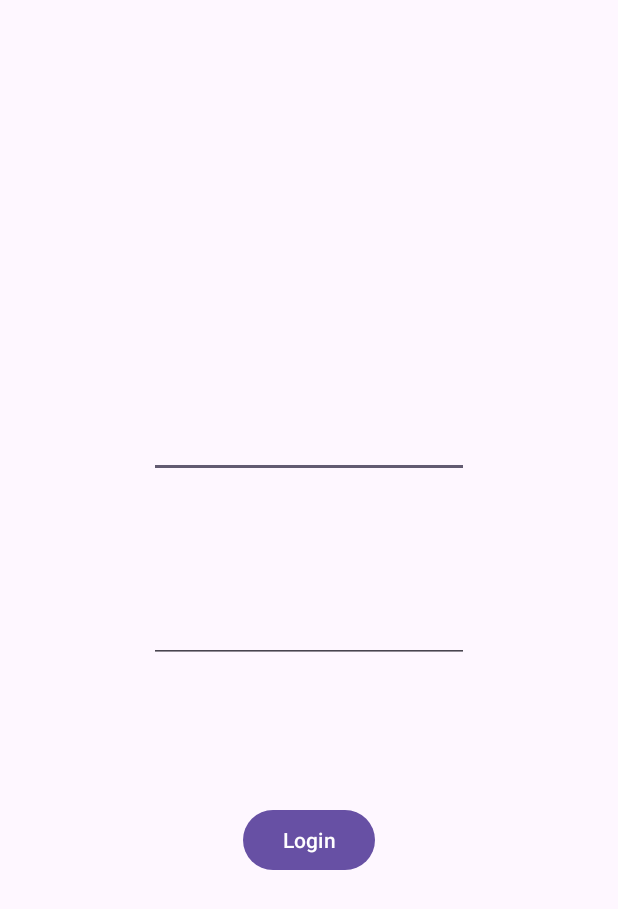
After one commit to ElianaFlorencia/login_test, an Android app: the layout activity_login.xml on its own in the app's theme, with its tools: preview values and no code run, on a phone screen of 412 x 824 dp. The commit adds this screen. Shown: the top 909 px of the screen. Run offline under Robolectric (Android 15) with nearby library versions, the phone set to English and light mode, and no system bars.

Commit message:
feat: add login screen

```diff
--- a/app/src/main/AndroidManifest.xml
+++ b/app/src/main/AndroidManifest.xml
@@ -16,6 +16,9 @@
         android:theme="@style/Theme.Login_test"
         tools:targetApi="31">
         <activity
+            android:name=".LoginActivity"
+            android:exported="false" />
+        <activity
             android:name=".MainActivity"
             android:exported="true">
             <intent-filter>
--- /dev/null
+++ b/app/src/main/java/com/example/login_test/LoginActivity.java
@@ -0,0 +1,14 @@
+package com.example.login_test;
+
+import androidx.appcompat.app.AppCompatActivity;
+
+import android.os.Bundle;
+
+public class LoginActivity extends AppCompatActivity {
+
+    @Override
+    protected void onCreate(Bundle savedInstanceState) {
+        super.onCreate(savedInstanceState);
+        setContentView(R.layout.activity_login);
+    }
+}
--- a/app/src/main/java/com/example/login_test/MainActivity.java
+++ b/app/src/main/java/com/example/login_test/MainActivity.java
@@ -2,6 +2,7 @@ package com.example.login_test;
 
 import androidx.appcompat.app.AppCompatActivity;
 
+import android.content.Intent;
 import android.os.Bundle;
 import android.util.Log;
 
@@ -29,6 +30,8 @@ public class MainActivity extends AppCompatActivity {
             Log.i ("firebase", "hay usuario");
 
         } else{
+            Intent intent = new Intent (getApplicationContext(), LoginActivity.class);
+            startActivity (intent);
             Log.i ("firebase", "deberia logearme porque no hay usuario");
 
         }
--- /dev/null
+++ b/app/src/main/res/layout/activity_login.xml
@@ -0,0 +1,40 @@
+<?xml version="1.0" encoding="utf-8"?>
+<androidx.constraintlayout.widget.ConstraintLayout xmlns:android="http://schemas.android.com/apk/res/android"
+    xmlns:app="http://schemas.android.com/apk/res-auto"
+    xmlns:tools="http://schemas.android.com/tools"
+    android:layout_width="match_parent"
+    android:layout_height="match_parent"
+    tools:context=".LoginActivity">
+
+    <EditText
+        android:id="@+id/emailBox"
+        android:layout_width="wrap_content"
+        android:layout_height="wrap_content"
+        android:layout_marginTop="273dp"
+        android:ems="10"
+        android:inputType="textEmailAddress"
+        app:layout_constraintEnd_toEndOf="parent"
+        app:layout_constraintStart_toStartOf="parent"
+        app:layout_constraintTop_toTopOf="parent" />
+
+    <EditText
+        android:id="@+id/passwordBox"
+        android:layout_width="wrap_content"
+        android:layout_height="wrap_content"
+        android:layout_marginTop="78dp"
+        android:ems="10"
+        android:inputType="textPassword"
+        app:layout_constraintEnd_toEndOf="parent"
+        app:layout_constraintStart_toStartOf="parent"
+        app:layout_constraintTop_toBottomOf="@+id/emailBox" />
+
+    <Button
+        android:id="@+id/loginButton"
+        android:layout_width="wrap_content"
+        android:layout_height="wrap_content"
+        android:layout_marginTop="94dp"
+        android:text="Login"
+        app:layout_constraintEnd_toEndOf="parent"
+        app:layout_constraintStart_toStartOf="parent"
+        app:layout_constraintTop_toBottomOf="@+id/passwordBox" />
+</androidx.constraintlayout.widget.ConstraintLayout>
```
Also changed, not shown: 1 other file.
